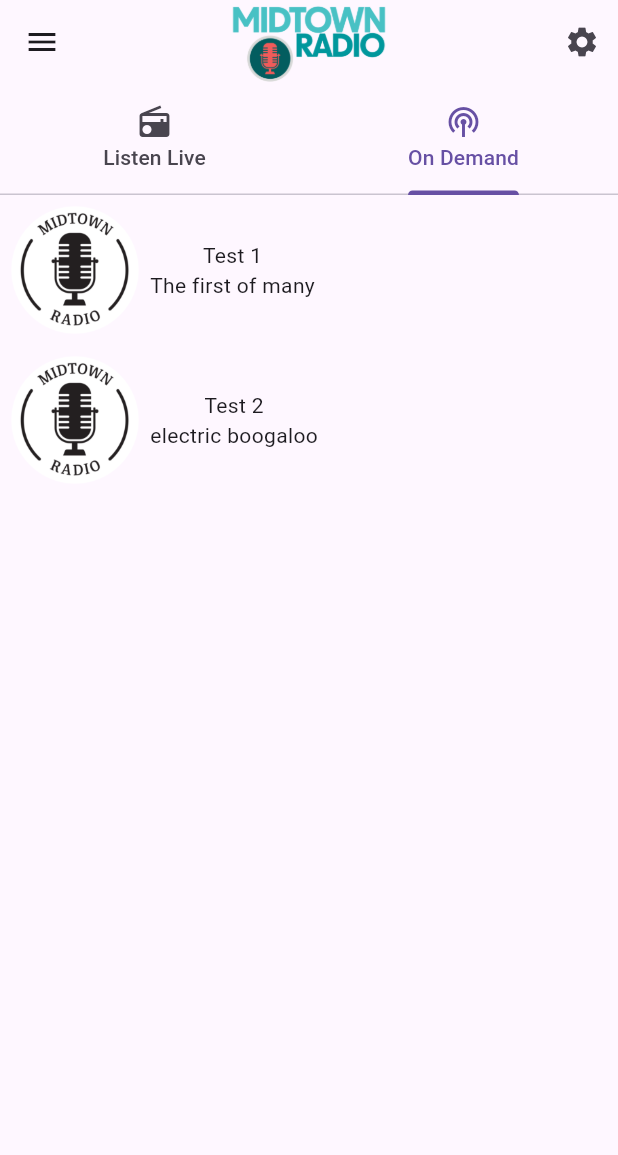
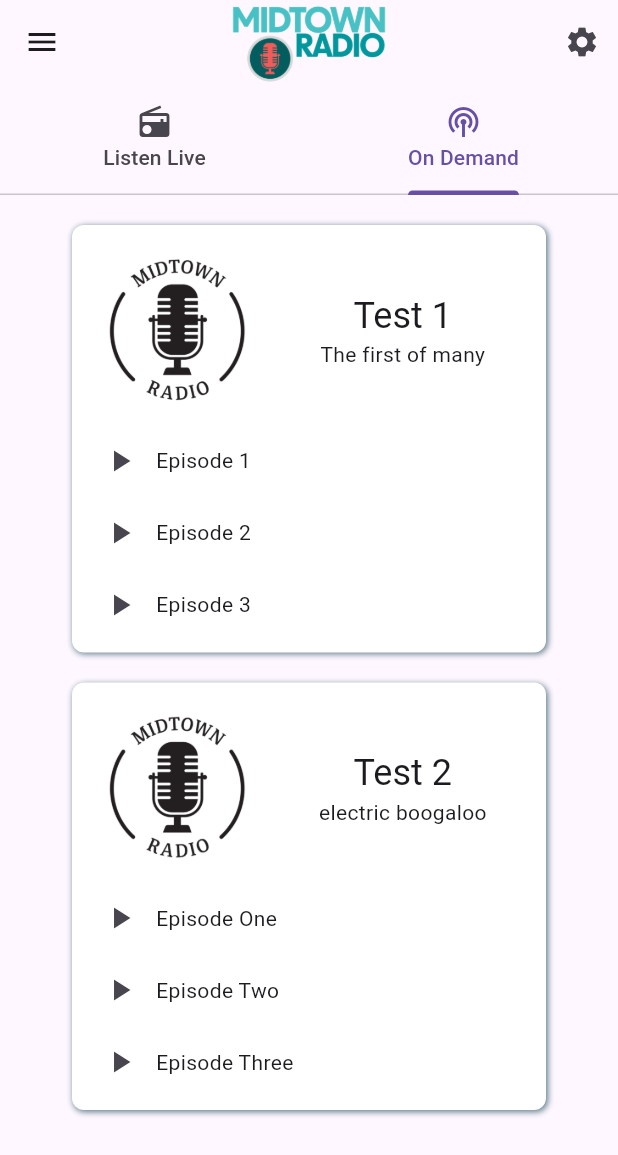
Before and after one commit to CivicTechWR/MidTownRadioApp, a Flutter app: the screen it shows after launch, tab 2 chosen, on a phone screen of 412 x 824 dp. Shown: the top 1155 px of the screen. Run offline on Flutter 3.47's test engine with Material 3 defaults, Android fonts, the light colour scheme and no system bars; our stand-ins replace just_audio; missing offline and left inert: audio_session; generated files the repository leaves out were written again; statements that could not run were skipped.

Commit message:
Improve UI

```diff
--- a/lib/src/on_demand/view.dart
+++ b/lib/src/on_demand/view.dart
@@ -45,6 +45,10 @@ class OnDemandPage extends StatefulWidget {
 }
 
 class _ShowListState extends State<OnDemandPage> {
+
+  String currentMedia = "";
+  bool isPlaying = false;
+
   final List<Show> showList = [
     Show(title: "Test 1", desc: "The first of many", imgUrl: 'assets/images/logo_mic_black_on_white.png', episodes:[
       Episode(title: "Episode 1", mediaUrl: 'https://midtownradiokw.out.airtime.pro/midtownradiokw_a'),
@@ -62,16 +66,61 @@ class _ShowListState extends State<OnDemandPage> {
   Widget build(BuildContext context) {
     return ListView.builder(itemCount: showList.length, itemBuilder: (context, index) {
       final show = showList[index];
-      return Column(
-        children: [
-          Row(children: [
-            Image.asset(show.imgUrl, height: 100,),
-            Column(children: [
-              Text(show.title),
-              Text(show.desc)
-            ],)
-          ],),
-        ],
+      return Padding(
+        padding: const EdgeInsets.fromLTRB(0, 20, 0, 0),
+        child: Center(
+          child: Container(
+            decoration: BoxDecoration(
+              borderRadius: BorderRadius.all(Radius.circular(8)),
+              color: (Theme.of(context).brightness == Brightness.dark) ? Color.fromARGB(255, 49, 49, 49) : Colors.white,
+              boxShadow: [
+                BoxShadow(
+                  color:Colors.blueGrey,
+                  blurRadius: 3,
+                  offset: Offset(1, 1),
+                )
+              ]
+            ),
+            child: Padding(
+              padding: const EdgeInsets.all(8.0),
+              child: SizedBox(
+                width: 300,
+                child: Column(
+                  children: [
+                    Row(children: [
+                      Image.asset(show.imgUrl, width: 125,),
+                      Expanded(
+                        child: Column(children: [
+                          Text(show.title,
+                          style: Theme.of(context).textTheme.headlineSmall,),
+                          Text(show.desc)
+                        ],),
+                      )
+                    ],),
+                    ListView.builder(itemCount: show.episodes.length, shrinkWrap: true, physics: const NeverScrollableScrollPhysics(), itemBuilder: (context, index) {
+                    final episode = show.episodes[index];
+                    return Row(
+                      children: [
+                        IconButton(onPressed: ()=>{
+                          setState(() {
+                            if (currentMedia != episode.mediaUrl) {
+                              currentMedia = episode.mediaUrl;
+                              isPlaying = true;
+                            } else {
+                              isPlaying = !isPlaying;
+                            }
+                          })
+                        }, icon: Icon(((currentMedia == episode.mediaUrl) && isPlaying) ? Icons.pause : Icons.play_arrow)),
+                        Text(episode.title),
+                      ],
+                    );
+                  })
+                  ],
+                ),
+              ),
+            ),
+          ),
+        ),
       );
     });
   }
```
